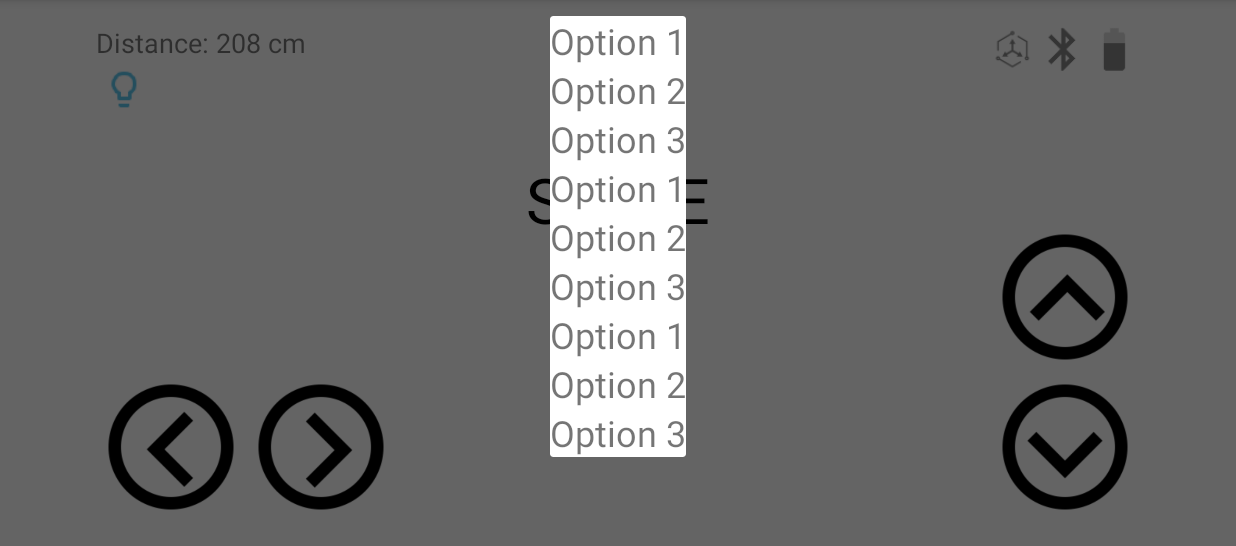
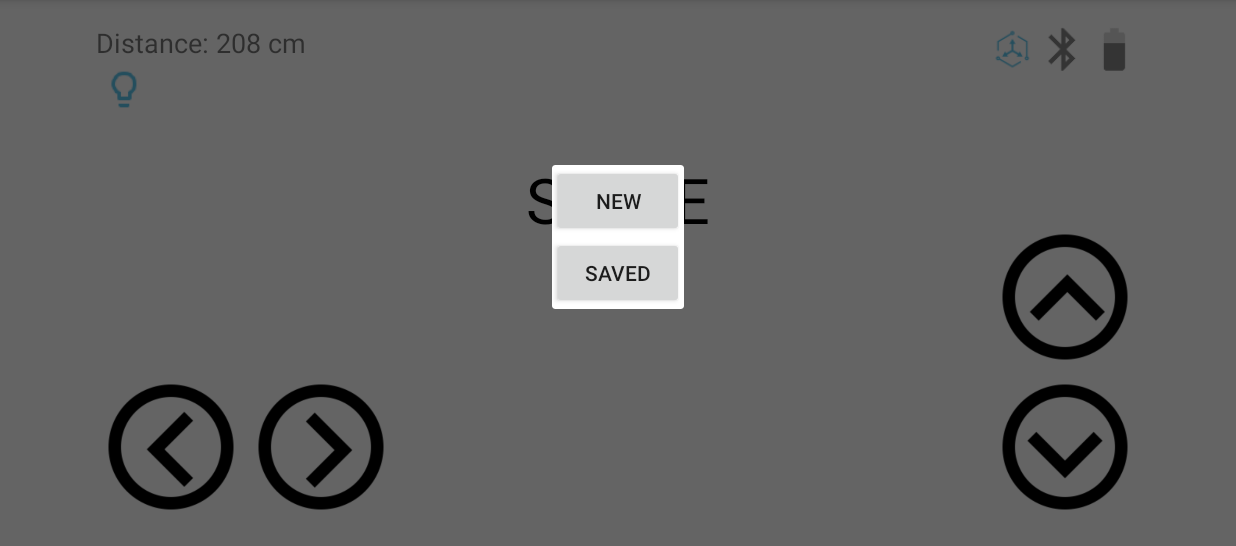
Before and after one commit to bmihaylov33/RCRemoteControl, an Android app: the screen it shows after launch (MainActivity), in the options menu, after a tap on "Control Center", on a phone screen of 824 x 412 dp (held sideways), the part 72-618 px from its top. Run offline under Robolectric (Android 15) with nearby library versions, the light colour scheme and no system bars.

Commit message:
new changes

```diff
--- a/app/src/main/java/com/example/bmihaylov/rcremotecontrol/AccelerometerMode.java
+++ b/app/src/main/java/com/example/bmihaylov/rcremotecontrol/AccelerometerMode.java
@@ -35,7 +35,6 @@ public class AccelerometerMode extends AppCompatActivity {
 
     private SensorManager sensorManager;
     private BluetoothAdapter myBluetooth = null;
-    //    private Set<BluetoothDevice> pairedDevices;
     boolean isClicked = true; //shows if bluetooth button is clicked
 
     @Override
@@ -139,7 +138,7 @@ public class AccelerometerMode extends AppCompatActivity {
         if (BluetoothDevicesFragment.bluetoothSocket != null) {
             try {
                 Log.d("Lights", "on");
-                BluetoothDevicesFragment.bluetoothSocket.getOutputStream().write("O".toString().getBytes());
+                BluetoothDevicesFragment.bluetoothSocket.getOutputStream().write("O".getBytes());
             } catch (IOException e1) {
                 msg("Error");
             }
@@ -150,7 +149,7 @@ public class AccelerometerMode extends AppCompatActivity {
         if (BluetoothDevicesFragment.bluetoothSocket != null) {
             try {
                 Log.d("Lights", "off");
-                BluetoothDevicesFragment.bluetoothSocket.getOutputStream().write("F".toString().getBytes());
+                BluetoothDevicesFragment.bluetoothSocket.getOutputStream().write("F".getBytes());
             } catch (IOException e) {
                 msg("Error");
             }
--- a/app/src/main/java/com/example/bmihaylov/rcremotecontrol/ControlFragment.java
+++ b/app/src/main/java/com/example/bmihaylov/rcremotecontrol/ControlFragment.java
@@ -13,31 +13,12 @@ import android.widget.Toast;
 
 public class ControlFragment extends DialogFragment {
 
-    private TextView option1;
-    private TextView option2;
-    private TextView option3;
-    private TextView option4;
-    private TextView option5;
-    private TextView option6;
-    private TextView option7;
-    private TextView option8;
-    private TextView option9;
-
     @Override
     public View onCreateView(LayoutInflater inflater, ViewGroup container,
                              Bundle savedInstanceState) {
         // Inflate the layout for this fragment
         View view = inflater.inflate(R.layout.fragment_control, container, false);
 
-        option1 = (TextView) view.findViewById(R.id.option1);
-        option2 = (TextView) view.findViewById(R.id.option2);
-        option3 = (TextView) view.findViewById(R.id.option3);
-        option4 = (TextView) view.findViewById(R.id.option4);
-        option5 = (TextView) view.findViewById(R.id.option5);
-        option6 = (TextView) view.findViewById(R.id.option6);
-        option7 = (TextView) view.findViewById(R.id.option7);
-        option8 = (TextView) view.findViewById(R.id.option8);
-        option9 = (TextView) view.findViewById(R.id.option9);
         getDialog().setTitle("Control Center");
 
         return view;
--- a/app/src/main/res/layout/activity_main.xml
+++ b/app/src/main/res/layout/activity_main.xml
@@ -6,6 +6,7 @@
     android:layout_height="match_parent"
     android:fitsSystemWindows="true"
     tools:context="com.example.bmihaylov.rcremotecontrol.MainActivity">
+    <!--android:background="@drawable/background">-->
 
     <android.support.design.widget.AppBarLayout
         android:layout_width="match_parent"
--- a/app/src/main/res/layout/content_main.xml
+++ b/app/src/main/res/layout/content_main.xml
@@ -12,6 +12,7 @@
     app:layout_behavior="@string/appbar_scrolling_view_behavior"
     tools:context="com.example.bmihaylov.rcremotecontrol.MainActivity"
     tools:showIn="@layout/activity_main">
+<!--android:background="@drawable/background"-->
 
     <LinearLayout android:layout_width="match_parent"
         android:layout_height="wrap_content"
@@ -65,6 +66,7 @@
         android:layout_height="wrap_content"
         android:layout_centerHorizontal="true"
         android:layout_centerVertical="true"
+        android:textColor="@color/colorPrimary"
         android:textSize="30dp"
         android:text="STAY"
         android:id="@+id/state_text"/>
--- a/app/src/main/res/layout/fragment_control.xml
+++ b/app/src/main/res/layout/fragment_control.xml
@@ -16,68 +16,17 @@
         android:layout_gravity="center"
         android:orientation="vertical">
 
-        <TextView
+        <Button
             android:layout_width="match_parent"
             android:layout_height="match_parent"
-            android:textSize="24sp"
-            android:text="Option 1"
-            android:id="@+id/option1"/>
+            android:text="New">
+        </Button>
 
-        <TextView
+        <Button
             android:layout_width="match_parent"
             android:layout_height="match_parent"
-            android:textSize="24sp"
-            android:text="Option 2"
-            android:id="@+id/option2"/>
-
-        <TextView
-            android:layout_width="match_parent"
-            android:layout_height="match_parent"
-            android:textSize="24sp"
-            android:text="Option 3"
-            android:id="@+id/option3"/>
-
-        <TextView
-            android:layout_width="match_parent"
-            android:layout_height="match_parent"
-            android:textSize="24sp"
-            android:text="Option 1"
-            android:id="@+id/option4"/>
-
-        <TextView
-            android:layout_width="match_parent"
-            android:layout_height="match_parent"
-            android:textSize="24sp"
-            android:text="Option 2"
-            android:id="@+id/option5"/>
-
-        <TextView
-            android:layout_width="match_parent"
-            android:layout_height="match_parent"
-            android:textSize="24sp"
-            android:text="Option 3"
-            android:id="@+id/option6"/>
-
-        <TextView
-            android:layout_width="match_parent"
-            android:layout_height="match_parent"
-            android:textSize="24sp"
-            android:text="Option 1"
-            android:id="@+id/option7"/>
-
-        <TextView
-            android:layout_width="match_parent"
-            android:layout_height="match_parent"
-            android:textSize="24sp"
-            android:text="Option 2"
-            android:id="@+id/option8"/>
-
-        <TextView
-            android:layout_width="match_parent"
-            android:layout_height="match_parent"
-            android:textSize="24sp"
-            android:text="Option 3"
-            android:id="@+id/option9"/>
+            android:text="Saved">
+        </Button>
 
     </LinearLayout>
 
```
Also changed, not shown: app/src/main/java/com/example/bmihaylov/rcremotecontrol/MainActivity.java (+63 -9 lines), app/src/main/res/drawable-hdpi/bt_accelerometer.png, app/src/main/res/drawable-mdpi/bt_accelerometer.png, app/src/main/res/drawable-xhdpi/bt_accelerometer.png, app/src/main/res/drawable-xxhdpi/bt_accelerometer.png, app/src/main/res/drawable/background.jpg (added).
